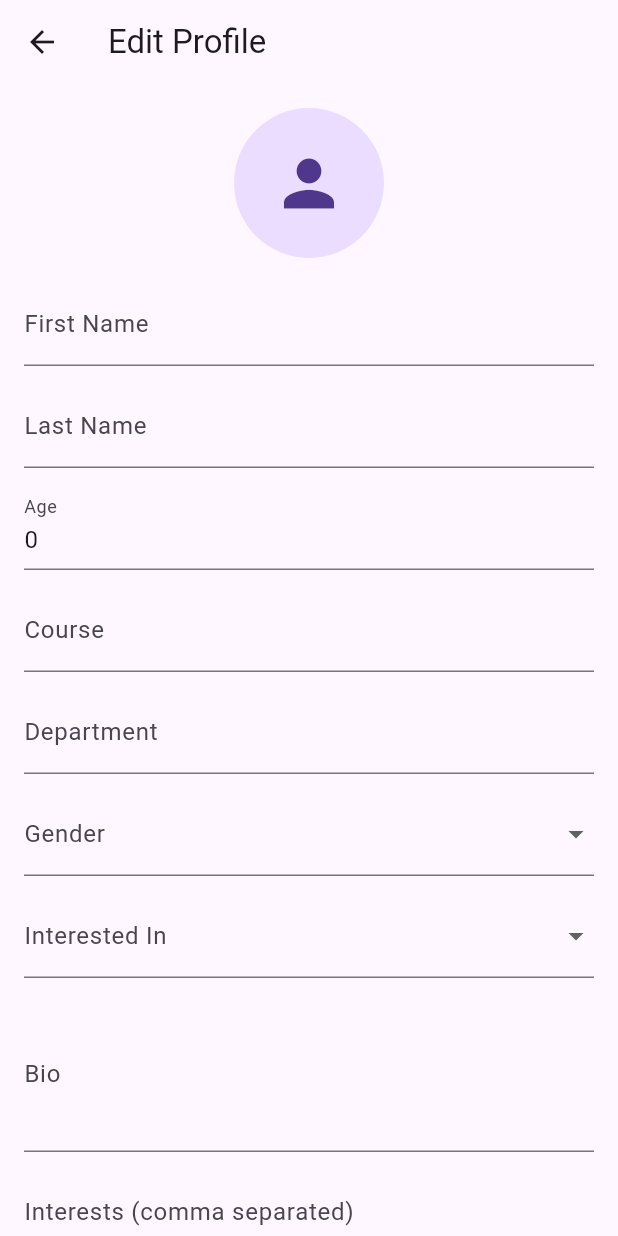
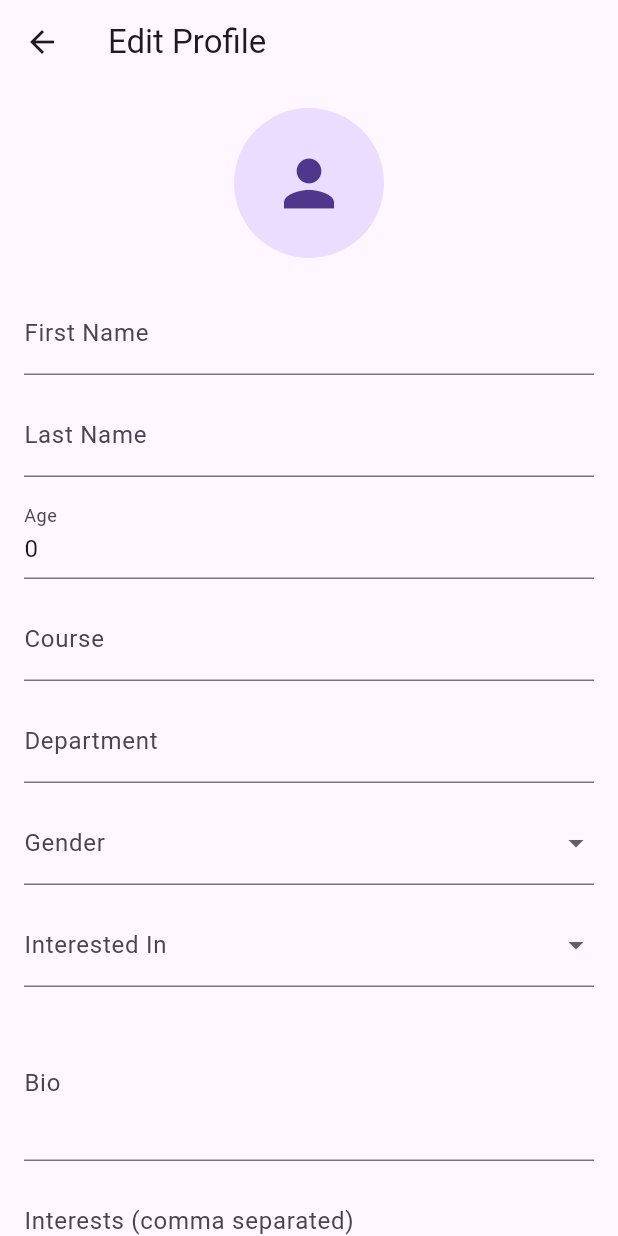
Before and after one commit to sherwin-cell/datem8, a Flutter app: the EditProfilePage screen opened directly with empty values, after a tap on the "person" icon, on a phone screen of 412 x 824 dp. Run offline on Flutter 3.47's test engine with Material 3 defaults, Android fonts, the phone set to English and light mode, and no system bars; our stand-ins replace cached_network_image, cloud_firestore, firebase_auth, firebase_core, firebase_database, flutter_dotenv and 2 more; missing offline and left inert: cloudinary_sdk; accounts and stored records are empty.

Commit message:
fixing the edit profile

```diff
--- a/lib/views/friends/friend_requests_and_people_tab.dart
+++ b/lib/views/friends/friend_requests_and_people_tab.dart
@@ -1,5 +1,6 @@
 import 'package:flutter/material.dart';
 import 'package:cloud_firestore/cloud_firestore.dart';
+import 'package:firebase_database/firebase_database.dart';
 
 class FriendsRequestsAndPeopleTab extends StatefulWidget {
   final String currentUserId;
@@ -13,7 +14,7 @@ class FriendsRequestsAndPeopleTab extends StatefulWidget {
 
 class _FriendsRequestsAndPeopleTabState
     extends State<FriendsRequestsAndPeopleTab> {
-  final Set<String> _sentRequests = {}; // Sent requests
+  final Set<String> _sentRequests = {}; // Sent friend requests
   final Set<String> _friends = {}; // Current friends
 
   @override
@@ -23,6 +24,7 @@ class _FriendsRequestsAndPeopleTabState
     _loadSentRequests();
   }
 
+  // ✅ Load current friends from Firestore
   Future<void> _loadFriends() async {
     final doc = await FirebaseFirestore.instance
         .collection('friends')
@@ -36,6 +38,7 @@ class _FriendsRequestsAndPeopleTabState
     }
   }
 
+  // ✅ Load sent friend requests
   Future<void> _loadSentRequests() async {
     final snapshot = await FirebaseFirestore.instance
         .collection('friend_requests')
@@ -47,12 +50,14 @@ class _FriendsRequestsAndPeopleTabState
     });
   }
 
+  // ✅ Confirm a friend request and create chat automatically
   Future<void> _confirmFriend(String fromUserId, String reqId) async {
     final friendsRef = FirebaseFirestore.instance.collection('friends');
     final requestsRef =
         FirebaseFirestore.instance.collection('friend_requests');
+    final database = FirebaseDatabase.instance.ref(); // Realtime DB reference
 
-    // Add each other as friends
+    // 1️⃣ Add each other as friends in Firestore
     await friendsRef
         .doc(widget.currentUserId)
         .set({fromUserId: true}, SetOptions(merge: true));
@@ -60,16 +65,43 @@ class _FriendsRequestsAndPeopleTabState
         .doc(fromUserId)
         .set({widget.currentUserId: true}, SetOptions(merge: true));
 
-    // Delete the request
+    // 2️⃣ Delete the request
     await requestsRef.doc(reqId).delete();
 
-    // Update UI immediately
+    // 3️⃣ Create a chat entry in Realtime Database
+    final chatId = widget.currentUserId.hashCode <= fromUserId.hashCode
+        ? '${widget.currentUserId}-$fromUserId'
+        : '$fromUserId-${widget.currentUserId}';
+    final chatRef = database.child('chats').child(chatId);
+
+    final snapshot = await chatRef.get();
+    if (!snapshot.exists) {
+      await chatRef.set({
+        'participants': {
+          widget.currentUserId: true,
+          fromUserId: true,
+        },
+        'timestamp': ServerValue.timestamp,
+        'lastMessage': 'You are now friends! 👋',
+        'lastMessageSenderId': widget.currentUserId,
+      });
+
+      // Optionally, create a first message node
+      await chatRef.child('messages').push().set({
+        'senderId': widget.currentUserId,
+        'text': 'You are now friends! 👋',
+        'timestamp': ServerValue.timestamp,
+      });
+    }
+
+    // 4️⃣ Update local UI immediately
     setState(() {
-      _friends.add(fromUserId); // now the request will be filtered out
+      _friends.add(fromUserId);
       _sentRequests.remove(fromUserId);
     });
   }
 
+  // ✅ Delete a friend request
   Future<void> _deleteRequest(String reqId) async {
     await FirebaseFirestore.instance
         .collection('friend_requests')
@@ -77,6 +109,7 @@ class _FriendsRequestsAndPeopleTabState
         .delete();
   }
 
+  // ✅ Send a new friend request
   Future<void> _sendFriendRequest(String toUserId) async {
     final requestsRef =
         FirebaseFirestore.instance.collection('friend_requests');
@@ -99,6 +132,7 @@ class _FriendsRequestsAndPeopleTabState
     });
   }
 
+  // ✅ Reusable user tile
   Widget _buildUserTile(Map<String, dynamic> user,
       {required VoidCallback onAction, required String actionText}) {
     final profilePic = user['profilePic'] ?? '';
@@ -131,11 +165,13 @@ class _FriendsRequestsAndPeopleTabState
         child: Column(
           crossAxisAlignment: CrossAxisAlignment.start,
           children: [
-            // Friend Requests Section
+            // 🔹 Friend Requests Section
             const Padding(
               padding: EdgeInsets.all(12.0),
-              child: Text("Friend Requests",
-                  style: TextStyle(fontSize: 18, fontWeight: FontWeight.bold)),
+              child: Text(
+                "Friend Requests",
+                style: TextStyle(fontSize: 18, fontWeight: FontWeight.bold),
+              ),
             ),
             StreamBuilder<QuerySnapshot>(
               stream: FirebaseFirestore.instance
@@ -143,8 +179,9 @@ class _FriendsRequestsAndPeopleTabState
                   .where('to', isEqualTo: widget.currentUserId)
                   .snapshots(),
               builder: (context, snapshot) {
-                if (!snapshot.hasData)
+                if (!snapshot.hasData) {
                   return const Center(child: CircularProgressIndicator());
+                }
 
                 // Filter out requests that are already friends
                 final requests = snapshot.data!.docs
@@ -172,8 +209,9 @@ class _FriendsRequestsAndPeopleTabState
                           .doc(fromUserId)
                           .get(),
                       builder: (context, userSnapshot) {
-                        if (!userSnapshot.hasData)
+                        if (!userSnapshot.hasData) {
                           return const ListTile(title: Text("Loading..."));
+                        }
 
                         final user =
                             userSnapshot.data!.data() as Map<String, dynamic>;
@@ -216,18 +254,21 @@ class _FriendsRequestsAndPeopleTabState
               },
             ),
 
-            // People You May Know Section
+            // 🔹 People You May Know Section
             const Padding(
               padding: EdgeInsets.all(12.0),
-              child: Text("People You May Know",
-                  style: TextStyle(fontSize: 18, fontWeight: FontWeight.bold)),
+              child: Text(
+                "People You May Know",
+                style: TextStyle(fontSize: 18, fontWeight: FontWeight.bold),
+              ),
             ),
             StreamBuilder<QuerySnapshot>(
               stream:
                   FirebaseFirestore.instance.collection('users').snapshots(),
               builder: (context, snapshot) {
-                if (!snapshot.hasData)
+                if (!snapshot.hasData) {
                   return const Center(child: CircularProgressIndicator());
+                }
 
                 final users = snapshot.data!.docs
                     .where((doc) => doc.id != widget.currentUserId)
--- a/lib/views/home/home_page.dart
+++ b/lib/views/home/home_page.dart
@@ -194,7 +194,7 @@ class _HomePageState extends State<HomePage> {
 
               // 👥 All Users Section
               const Text(
-                "All Users",
+                "People May You Know",
                 style: TextStyle(
                   fontSize: 18,
                   fontWeight: FontWeight.bold,
--- a/lib/views/profile/edit_profile.dart
+++ b/lib/views/profile/edit_profile.dart
@@ -41,6 +41,7 @@ class _EditProfilePageState extends State<EditProfilePage> {
   }
 
   Future<void> _loadProfile() async {
+    try {
       final doc = await FirebaseFirestore.instance
           .collection('users')
           .doc(widget.userId)
@@ -50,26 +51,33 @@ class _EditProfilePageState extends State<EditProfilePage> {
 
       final data = doc.data()!;
       setState(() {
-      _firstName = data['firstName'];
-      _lastName = data['lastName'];
-      _bio = data['bio'];
+        _firstName = data['firstName'] ?? '';
+        _lastName = data['lastName'] ?? '';
+        _bio = data['bio'] ?? '';
         _age = data['age'];
-      _course = data['course'];
-      _department = data['department'];
+        _course = data['course'] ?? '';
+        _department = data['department'] ?? '';
         _gender = data['gender'];
         _interestedIn = data['interestedIn'];
         _interests = List<String>.from(data['interests'] ?? []);
         _profilePicUrl = data['profilePic'] ?? data['profileImageUrl'];
         _isLoading = false;
       });
+    } catch (e) {
+      if (!mounted) return;
+      ScaffoldMessenger.of(context).showSnackBar(
+        SnackBar(content: Text("Failed to load profile: $e")),
+      );
+      setState(() => _isLoading = false);
+    }
   }
 
   Future<void> _pickProfileImage() async {
     final picker = ImagePicker();
     final pickedFile = await picker.pickImage(source: ImageSource.gallery);
-    if (pickedFile == null) return;
-
+    if (pickedFile != null) {
       setState(() => _newProfilePic = File(pickedFile.path));
+    }
   }
 
   Future<void> _saveProfile() async {
@@ -103,13 +111,55 @@ class _EditProfilePageState extends State<EditProfilePage> {
       });
 
       if (!mounted) return;
-      Navigator.pop(context, true); // indicate successful update
+      Navigator.pop(context, true); // indicate success
     } catch (e) {
       if (!mounted) return;
       ScaffoldMessenger.of(context)
           .showSnackBar(SnackBar(content: Text("Error: $e")));
       setState(() => _isLoading = false);
     }
+  }
+
+  Widget _buildTextField({
+    required String label,
+    String? initialValue,
+    TextInputType keyboardType = TextInputType.text,
+    String? Function(String?)? validator,
+    void Function(String?)? onSaved,
+    int maxLines = 1,
+  }) {
+    return Padding(
+      padding: const EdgeInsets.symmetric(vertical: 6),
+      child: TextFormField(
+        initialValue: initialValue,
+        decoration: InputDecoration(labelText: label),
+        keyboardType: keyboardType,
+        validator: validator,
+        onSaved: onSaved,
+        maxLines: maxLines,
+      ),
+    );
+  }
+
+  Widget _buildDropdown<T>({
+    required String label,
+    required T? value,
+    required List<T> items,
+    required void Function(T?) onChanged,
+    String? Function(T?)? validator,
+  }) {
+    return Padding(
+      padding: const EdgeInsets.symmetric(vertical: 6),
+      child: DropdownButtonFormField<T>(
+        decoration: InputDecoration(labelText: label),
+        value: value,
+        items: items
+            .map((e) => DropdownMenuItem(value: e, child: Text(e.toString())))
+            .toList(),
+        onChanged: onChanged,
+        validator: validator,
+      ),
+    );
   }
 
   @override
@@ -142,27 +192,22 @@ class _EditProfilePageState extends State<EditProfilePage> {
                       ),
                     ),
                     const SizedBox(height: 16),
-                    TextFormField(
+                    _buildTextField(
+                      label: "First Name",
                       initialValue: _firstName,
-                      decoration:
-                          const InputDecoration(labelText: "First Name"),
-                      validator: (v) =>
-                          v == null || v.isEmpty ? 'Required' : null,
+                      validator: (v) => v == null || v.isEmpty ? 'Required' : null,
                       onSaved: (v) => _firstName = v,
                     ),
-                    const SizedBox(height: 12),
-                    TextFormField(
+                    _buildTextField(
+                      label: "Last Name",
                       initialValue: _lastName,
-                      decoration: const InputDecoration(labelText: "Last Name"),
-                      validator: (v) =>
-                          v == null || v.isEmpty ? 'Required' : null,
+                      validator: (v) => v == null || v.isEmpty ? 'Required' : null,
                       onSaved: (v) => _lastName = v,
                     ),
-                    const SizedBox(height: 12),
-                    TextFormField(
+                    _buildTextField(
+                      label: "Age",
                       initialValue: _age?.toString(),
                       keyboardType: TextInputType.number,
-                      decoration: const InputDecoration(labelText: "Age"),
                       validator: (v) {
                         if (v == null || v.isEmpty) return 'Required';
                         final n = int.tryParse(v);
@@ -171,64 +216,43 @@ class _EditProfilePageState extends State<EditProfilePage> {
                       },
                       onSaved: (v) => _age = int.parse(v!),
                     ),
-                    const SizedBox(height: 12),
-                    TextFormField(
+                    _buildTextField(
+                      label: "Course",
                       initialValue: _course,
-                      decoration: const InputDecoration(labelText: "Course"),
                       onSaved: (v) => _course = v,
                     ),
-                    const SizedBox(height: 12),
-                    TextFormField(
+                    _buildTextField(
+                      label: "Department",
                       initialValue: _department,
-                      decoration:
-                          const InputDecoration(labelText: "Department"),
                       onSaved: (v) => _department = v,
                     ),
-                    const SizedBox(height: 12),
-                    DropdownButtonFormField<String>(
+                    _buildDropdown<String>(
+                      label: "Gender",
                       value: _gender,
-                      decoration: const InputDecoration(labelText: "Gender"),
-                      items: ['Male', 'Female', 'Other']
-                          .map(
-                              (g) => DropdownMenuItem(value: g, child: Text(g)))
-                          .toList(),
+                      items: ['Male', 'Female', 'Other'],
                       onChanged: (v) => setState(() => _gender = v),
-                      validator: (v) =>
-                          v == null || v.isEmpty ? 'Required' : null,
+                      validator: (v) => v == null || v.isEmpty ? 'Required' : null,
                     ),
-                    const SizedBox(height: 12),
-                    DropdownButtonFormField<String>(
+                    _buildDropdown<String>(
+                      label: "Interested In",
                       value: _interestedIn,
-                      decoration:
-                          const InputDecoration(labelText: "Interested In"),
-                      items: ['Male', 'Female', 'Other']
-                          .map(
-                              (i) => DropdownMenuItem(value: i, child: Text(i)))
-                          .toList(),
+                      items: ['Male', 'Female', 'Other'],
                       onChanged: (v) => setState(() => _interestedIn = v),
-                      validator: (v) =>
-                          v == null || v.isEmpty ? 'Required' : null,
+                      validator: (v) => v == null || v.isEmpty ? 'Required' : null,
                     ),
-                    const SizedBox(height: 12),
-                    TextFormField(
+                    _buildTextField(
+                      label: "Bio",
                       initialValue: _bio,
-                      decoration: const InputDecoration(labelText: "Bio"),
                       maxLines: 3,
                       onSaved: (v) => _bio = v,
                     ),
-                    const SizedBox(height: 12),
-                    TextFormField(
+                    _buildTextField(
+                      label: "Interests (comma separated)",
                       initialValue: _interests.join(', '),
-                      decoration: const InputDecoration(
-                        labelText: "Interests (comma separated)",
-                      ),
                       onSaved: (v) {
-                        if (v != null && v.isNotEmpty) {
-                          _interests =
-                              v.split(',').map((e) => e.trim()).toList();
-                        } else {
-                          _interests = [];
-                        }
+                        _interests = v != null && v.isNotEmpty
+                            ? v.split(',').map((e) => e.trim()).toList()
+                            : [];
                       },
                     ),
                     const SizedBox(height: 24),
```
Lines whose indentation alone changed are shown as unchanged.
